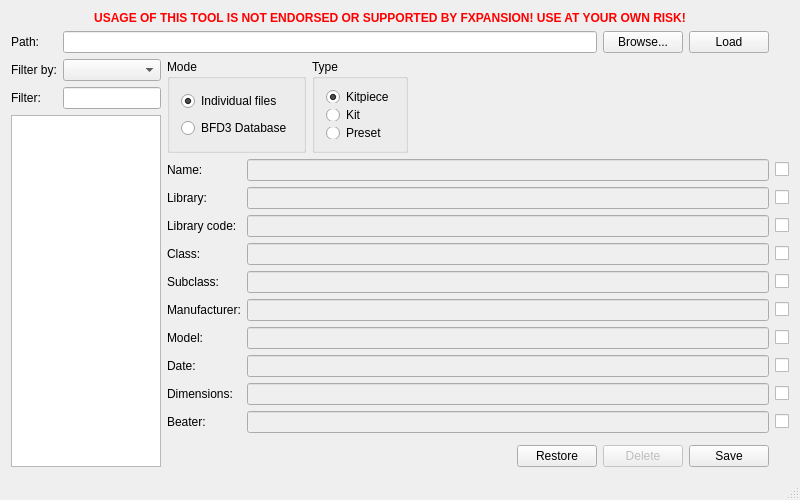
burillo-se/bfd3me, file BFD3ME/bfd3me.ui: the form before one commit.
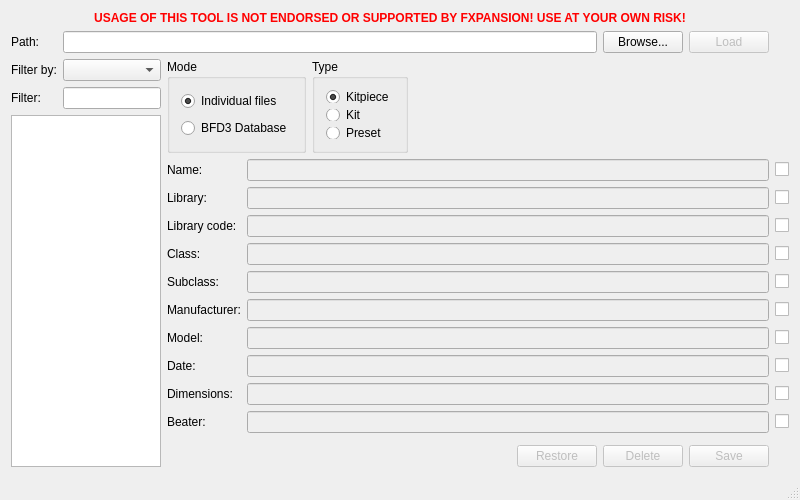
The form after the commit.

Diff of the .ui file:
```diff
--- a/BFD3ME/bfd3me.ui
+++ b/BFD3ME/bfd3me.ui
@@ -23,6 +23,9 @@
    <layout class="QGridLayout" name="gridLayout" rowstretch="0,0,0,0,0,0,0,0,0,0,0,0,0,0,0,0,1" columnstretch="0,1,0,0,0,0,0,1,0,0,0,0">
     <item row="16" column="10">
      <widget class="QPushButton" name="saveBtn">
+      <property name="enabled">
+       <bool>false</bool>
+      </property>
       <property name="text">
        <string>Save</string>
       </property>
@@ -99,6 +102,9 @@
     </item>
     <item row="16" column="8">
      <widget class="QPushButton" name="restoreBtn">
+      <property name="enabled">
+       <bool>false</bool>
+      </property>
       <property name="text">
        <string>Restore</string>
       </property>
@@ -309,6 +315,9 @@
     </item>
     <item row="1" column="10">
      <widget class="QPushButton" name="loadBtn">
+      <property name="enabled">
+       <bool>false</bool>
+      </property>
       <property name="text">
        <string>Load</string>
       </property>
```
